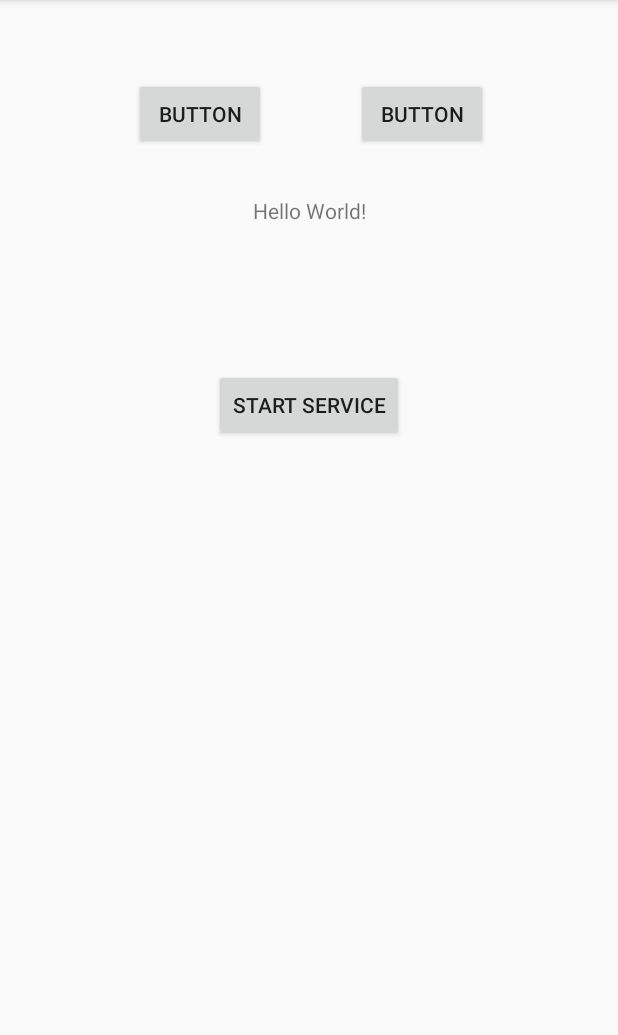
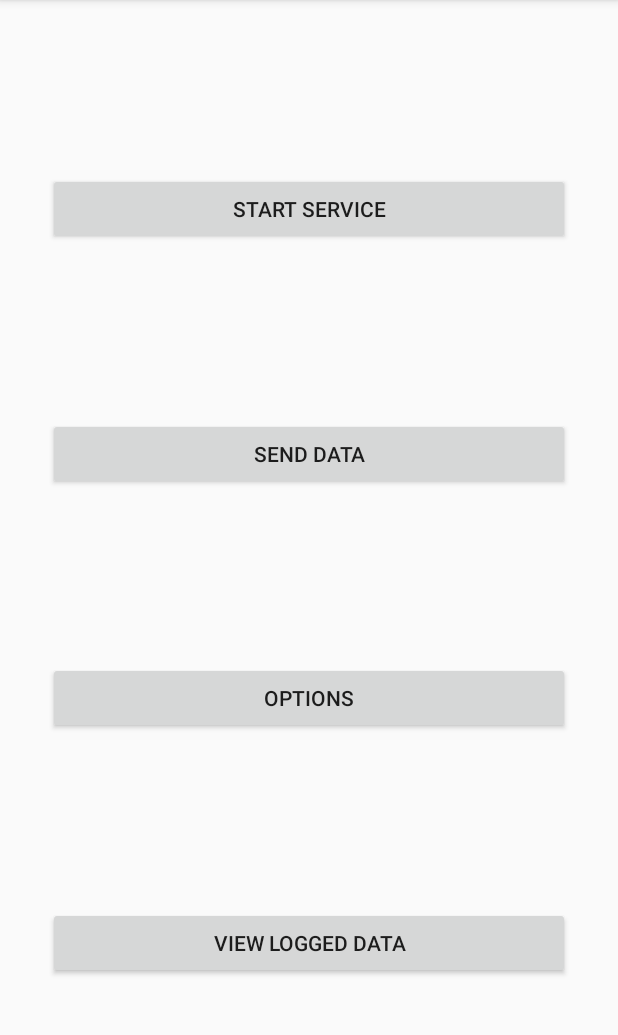
Before and after one commit to VladimirValkov/WiFiTracker, an Android app: the screen it shows after launch (MainActivity), on a phone screen of 412 x 824 dp, the part 84-1119 px from its top. Run offline under Robolectric (Android 15) with nearby library versions, the phone set to English and light mode, and no system bars; our stand-ins replace Room's generated code.

Commit message:
created basic UI

```diff
--- a/src/Android/app/src/main/java/valkov/vladimir/wifilogger/MainActivity.java
+++ b/src/Android/app/src/main/java/valkov/vladimir/wifilogger/MainActivity.java
@@ -19,17 +19,15 @@ import android.widget.Button;
 import android.widget.TextView;
 import android.widget.Toast;
 
-import java.time.Instant;
 import java.util.Calendar;
 import java.util.Date;
 import java.util.List;
 
-import androidx.room.Room;
 import valkov.vladimir.wifilogger.db.LogData;
 import valkov.vladimir.wifilogger.db.MainDB;
-import valkov.vladimir.wifilogger.db.TimestampConverter;
 
 public class MainActivity extends AppCompatActivity {
+    BroadcastReceiver mainReceiver = null;
 
     @RequiresApi(api = Build.VERSION_CODES.M)
     @Override
@@ -41,71 +39,76 @@ public class MainActivity extends AppCompatActivity {
 
         MainDB db = MainDB.getInstance(this);
 
-        TextView text = findViewById(R.id.textView);
-        Button button = findViewById(R.id.button);
-        Button button2 = findViewById(R.id.button2);
-        Button button3 = findViewById(R.id.button3);
+        Button serviceButton = findViewById(R.id.button_service_control);
+        Button sendButton = findViewById(R.id.button_send);
+        Button button2 = findViewById(R.id.button_options);
 
-        WifiManager wifiManager = (WifiManager) this.getApplicationContext().getSystemService(Context.WIFI_SERVICE);
 
-        BroadcastReceiver wifiScanReceiver = new BroadcastReceiver() {
+         mainReceiver = new BroadcastReceiver() {
             @Override
-            public void onReceive(Context c, Intent intent) {
-                boolean success = intent.getBooleanExtra(
-                        WifiManager.EXTRA_RESULTS_UPDATED, false);
-                if (success) {
-                    //scanSuccess();
-                    List<ScanResult> results = wifiManager.getScanResults();
-                    Date timestamp = Calendar.getInstance().getTime();
-                    for (ScanResult res: results) {
-                        LogData point = new LogData();
-                        point.bssid = res.BSSID;
-                        point.frequency = res.frequency;
-                        point.signalLevel = res.level;
-                        point.logTimeStamp = timestamp;
-                        point.name = res.SSID;
+            public void onReceive(Context context, Intent intent) {
+                switch (intent.getAction()){
+                    case Globals.COMMAND_SERVICE_RUNNING_ANSWER:
+                        boolean isRunning = intent.getBooleanExtra(Globals.PARAMETER_SERVICE_STATE, false);
+                        serviceButton.setTag(isRunning);
+                        if (isRunning)
+                        {
+                            serviceButton.setText("Stop Service");
+                        }
+                        else
+                        {
+                            serviceButton.setText("Start Service");
+                        }
+                        break;
+                    case Globals.COMMAND_SERVICE_FORCE_SEND_DATA_ANSWER:
+                        boolean send = intent.getBooleanExtra(Globals.PARAMETER_SEND_STATE, false);
+                        String error = intent.getStringExtra(Globals.PARAMETER_SEND_ERROR);
+                        CharSequence text = "";
+                        if (send)
+                        {
+                            text = "Data has been sent.";
 
-                        db.logDao().insertPoint(point);
-                    }
-                } else {
-                    // scan failure handling
-                    Log.d("vlad", "error2");
+                        }
+                        else{
+                            text = "There was an error while sending.\n" + error;
+                        }
+
+                        Toast.makeText(getApplicationContext(), text, Toast.LENGTH_SHORT).show();
+                        break;
                 }
             }
         };
+        IntentFilter intentFilter = new IntentFilter();
+        intentFilter.addAction(Globals.COMMAND_SERVICE_RUNNING_ANSWER);
+        intentFilter.addAction(Globals.COMMAND_SERVICE_FORCE_SEND_DATA_ANSWER);
+        this.getApplicationContext().registerReceiver(mainReceiver, intentFilter);
+        sendBroadcast(new Intent(Globals.COMMAND_SERVICE_RUNNING));
 
-        IntentFilter intentFilter = new IntentFilter();
-        intentFilter.addAction(WifiManager.SCAN_RESULTS_AVAILABLE_ACTION);
-        this.getApplicationContext().registerReceiver(wifiScanReceiver, intentFilter);
-        button.setOnClickListener(new View.OnClickListener() {
+
+
+        serviceButton.setOnClickListener(new View.OnClickListener() {
             @Override
             public void onClick(View view) {
-                boolean success = wifiManager.startScan();
-                if (!success) {
-                    // scan failure handling
-                    //scanFailure();
-                    Log.d("vlad", "error");
+                Intent service = new Intent(MainActivity.this, ForegroundCollectorService.class);
+                if (serviceButton.getTag() != null)
+                {
+                    boolean running = (boolean) serviceButton.getTag();
+                    if (running)
+                    {
+                        stopService(service);
+                        return;
+                    }
                 }
+                ContextCompat.startForegroundService(MainActivity.this, service);
+
+
             }
         });
 
-        button2.setOnClickListener(new View.OnClickListener() {
+        sendButton.setOnClickListener(new View.OnClickListener() {
             @Override
             public void onClick(View view) {
-                List<Date> ts = db.logDao().getTimestamps();
-
-                for(Date d: ts){
-                    List<LogData> pts = db.logDao().getPointsOfTimestamps(d);
-                    int a = 0;
-                }
-            }
-        });
-
-        button3.setOnClickListener(new View.OnClickListener() {
-            @Override
-            public void onClick(View view) {
-                Intent service = new Intent(MainActivity.this, ForegroundCollectorService.class);
-                ContextCompat.startForegroundService(MainActivity.this, service);
+                sendBroadcast(new Intent(Globals.COMMAND_SERVICE_FORCE_SEND_DATA));
             }
         });
 
@@ -117,4 +120,9 @@ public class MainActivity extends AppCompatActivity {
 
     }
 
+    @Override
+    protected void onDestroy() {
+       if (mainReceiver != null) this.getApplicationContext().unregisterReceiver(mainReceiver);
+        super.onDestroy();
+    }
 }
--- a/src/Android/app/src/main/res/layout/activity_main.xml
+++ b/src/Android/app/src/main/res/layout/activity_main.xml
@@ -6,45 +6,52 @@
     android:layout_height="match_parent"
     tools:context=".MainActivity">
 
-    <TextView
-        android:id="@+id/textView"
-        android:layout_width="wrap_content"
+    <Button
+        android:id="@+id/button_send"
+        android:layout_width="0dp"
         android:layout_height="wrap_content"
-        android:text="Hello World!"
-        app:layout_constraintBottom_toBottomOf="parent"
+        android:layout_marginStart="32dp"
+        android:layout_marginEnd="32dp"
+        android:text="Send data"
+        app:layout_constraintBottom_toTopOf="@+id/button_options"
         app:layout_constraintEnd_toEndOf="parent"
         app:layout_constraintStart_toStartOf="parent"
-        app:layout_constraintTop_toBottomOf="@+id/button"
-        app:layout_constraintVertical_bias="0.047" />
+        app:layout_constraintTop_toBottomOf="@+id/button_service_control" />
 
     <Button
-        android:id="@+id/button"
-        android:layout_width="wrap_content"
+        android:id="@+id/button_options"
+        android:layout_width="0dp"
         android:layout_height="wrap_content"
-        android:layout_marginTop="52dp"
-        android:text="Button"
+        android:layout_marginStart="32dp"
+        android:layout_marginEnd="32dp"
+        android:text="Options"
+        app:layout_constraintBottom_toTopOf="@+id/button_view_data"
         app:layout_constraintEnd_toEndOf="parent"
-        app:layout_constraintHorizontal_bias="0.275"
+        app:layout_constraintStart_toStartOf="parent"
+        app:layout_constraintTop_toBottomOf="@+id/button_send" />
+
+    <Button
+        android:id="@+id/button_service_control"
+        android:layout_width="0dp"
+        android:layout_height="wrap_content"
+        android:layout_marginStart="32dp"
+        android:layout_marginEnd="32dp"
+        android:text="Start Service"
+        app:layout_constraintBottom_toTopOf="@+id/button_send"
+        app:layout_constraintEnd_toEndOf="parent"
         app:layout_constraintStart_toStartOf="parent"
         app:layout_constraintTop_toTopOf="parent" />
 
     <Button
-        android:id="@+id/button2"
-        android:layout_width="wrap_content"
+        android:id="@+id/button_view_data"
+        android:layout_width="0dp"
         android:layout_height="wrap_content"
-        android:layout_marginStart="60dp"
-        android:text="Button"
-        app:layout_constraintStart_toEndOf="@+id/button"
-        app:layout_constraintTop_toTopOf="@+id/button" />
-
-    <Button
-        android:id="@+id/button3"
-        android:layout_width="wrap_content"
-        android:layout_height="wrap_content"
-        android:layout_marginTop="96dp"
-        android:text="Start Service"
+        android:layout_marginStart="32dp"
+        android:layout_marginEnd="32dp"
+        android:text="View logged data"
+        app:layout_constraintBottom_toBottomOf="parent"
         app:layout_constraintEnd_toEndOf="parent"
         app:layout_constraintStart_toStartOf="parent"
-        app:layout_constraintTop_toBottomOf="@+id/textView" />
+        app:layout_constraintTop_toBottomOf="@+id/button_options" />
 
 </android.support.constraint.ConstraintLayout>
```
Also changed, not shown: src/Android/app/src/main/java/valkov/vladimir/wifilogger/ForegroundCollectorService.java (+40 -3 lines), src/Android/app/src/main/java/valkov/vladimir/wifilogger/Globals.java (added, +15 -0 lines).
